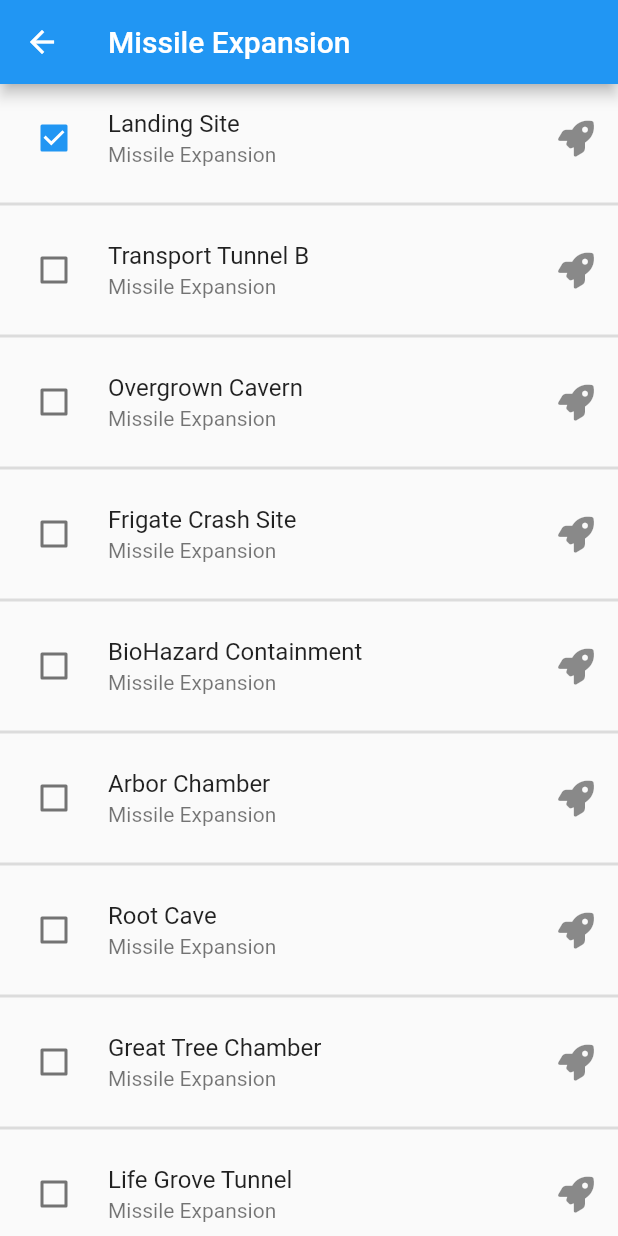
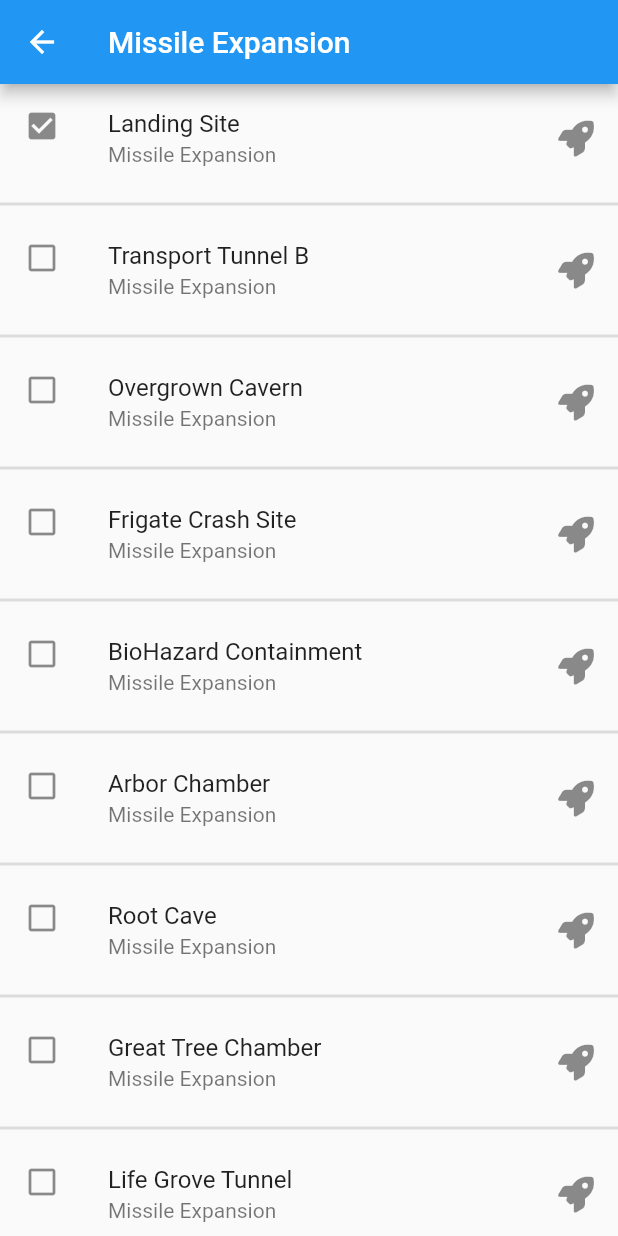
Before and after one commit to Stif-UK/MetroidPrimeTracker, a Flutter app: the ItemListView screen opened directly, after a tap on "Landing Site", on a phone screen of 412 x 824 dp. Run offline on Flutter 3.47's test engine with Material 2 defaults, Android fonts, the phone set to English and light mode, and no system bars; our stand-ins replace flutter_markdown, font_awesome_flutter, get, hive, hive_flutter, shared_preferences; accounts and stored records are empty.

Commit message:
refactor to use listtile

```diff
--- a/lib/ui/ItemListView.dart
+++ b/lib/ui/ItemListView.dart
@@ -65,18 +65,30 @@ class _ItemListViewState extends State<ItemListView> {
                 var currentItem = filteredList.elementAt(index);
 
 
-                return CheckboxListTile(
+                return ListTile(
                   title: Text(currentItem!.room),
                     subtitle: Text(currentItem.title),
-                    controlAffinity: ListTileControlAffinity.leading,
-                    value: currentItem.collected,
-                    secondary: ItemHelper.getItemTypeIcon(currentItem.type),
-                    onChanged: (bool? value){
+                  trailing: ItemHelper.getItemTypeIcon(currentItem.type),
+                  leading: currentItem.collected? const Icon(Icons.check_box) : const Icon(Icons.check_box_outline_blank),
+                  onTap:(){
                     setState(() {
-                      currentItem.collected = value!;
+                      currentItem.collected = !currentItem.collected;
                       currentItem.save();
                     });
-                    });
+                  } ,
+                );
+                // return CheckboxListTile(
+                //   title: Text(currentItem!.room),
+                //     subtitle: Text(currentItem.title),
+                //     controlAffinity: ListTileControlAffinity.leading,
+                //     value: currentItem.collected,
+                //     secondary: ItemHelper.getItemTypeIcon(currentItem.type),
+                //     onChanged: (bool? value){
+                //     setState(() {
+                //       currentItem.collected = value!;
+                //       currentItem.save();
+                //     });
+                //     });
               },
               separatorBuilder: (context, index){
                 return const Divider(thickness: 2,);
```
Also changed, not shown: lib/ui/item_view.dart (added, +38 -0 lines).
